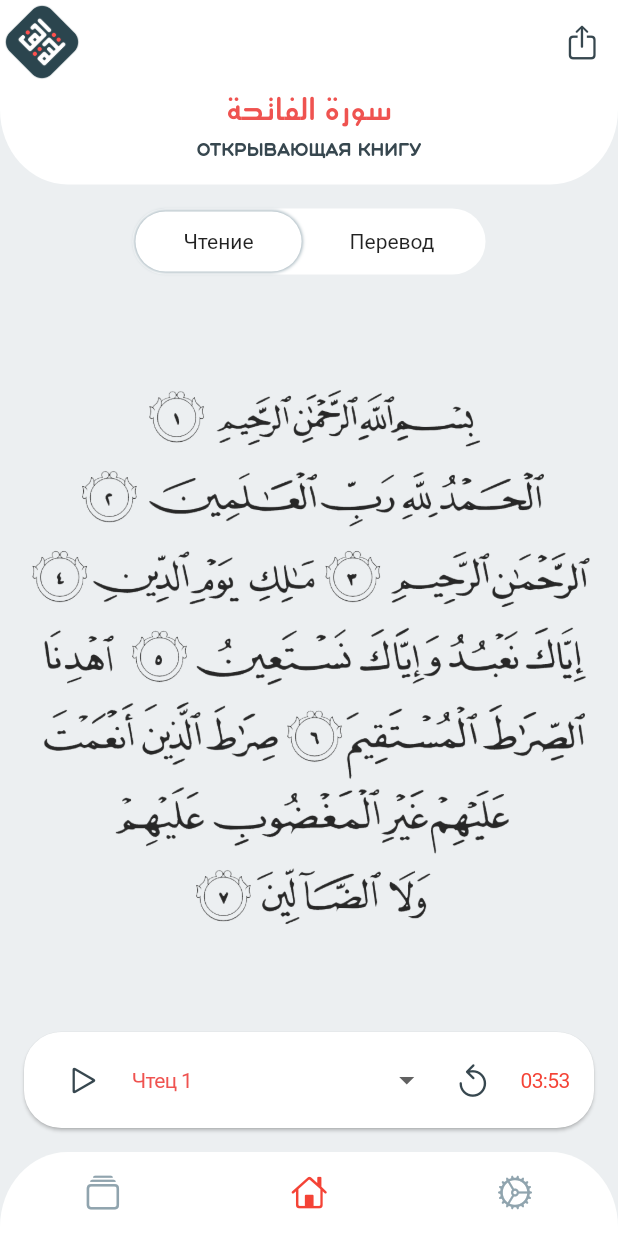
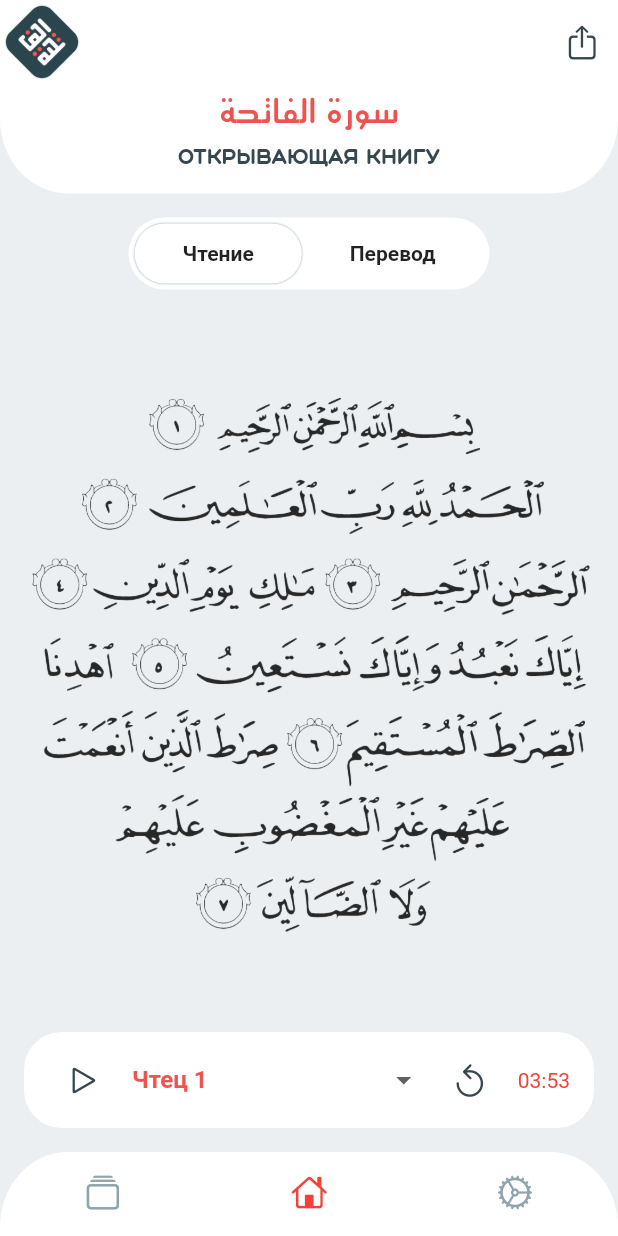
Before and after one commit to JMApps/project_fatiha, a Flutter app: the screen it shows after launch, on a phone screen of 412 x 824 dp. Run offline on Flutter 3.47's test engine with Material 2 defaults, Android fonts, the phone set to English and light mode, and no system bars; drawn by our look-alikes of custom_sliding_segmented_control; Roboto replaces fonts that are missing (Ruberoid).

Commit message:
Fixes fatiha page

```diff
--- a/lib/presentation/appbars/fatiha_app_bar.dart
+++ b/lib/presentation/appbars/fatiha_app_bar.dart
@@ -22,7 +22,7 @@ class FatihaAppBar extends StatelessWidget {
           AppBar(
             elevation: 0,
             backgroundColor: Colors.white,
-            leading: CircleAvatar(
+            leading: const CircleAvatar(
               backgroundColor: Colors.transparent,
               backgroundImage: AssetImage('assets/pictures/app_icon.png'),
             ),
@@ -46,7 +46,7 @@ class FatihaAppBar extends StatelessWidget {
                 'سورة الفاتحة',
                 style: TextStyle(
                   fontFamily: 'Mothanna',
-                  fontSize: 23,
+                  fontSize: 25,
                   color: Colors.red.shade400,
                 ),
                 textAlign: TextAlign.center,
@@ -55,7 +55,7 @@ class FatihaAppBar extends StatelessWidget {
                 'Открывающая Книгу',
                 style: TextStyle(
                   fontFamily: 'Aqum',
-                  fontSize: 12,
+                  fontSize: 14,
                   color: Colors.blueGrey.shade800,
                 ),
                 textAlign: TextAlign.center,
--- a/lib/presentation/pages/fatiha_page.dart
+++ b/lib/presentation/pages/fatiha_page.dart
@@ -34,11 +34,24 @@ class FatihaPage extends StatelessWidget {
             Padding(
               padding: const EdgeInsets.all(16),
               child: CustomSlidingSegmentedControl(
+                innerPadding: const EdgeInsets.all(4),
                 padding: 32,
-                initialValue: context.read<HomeSlidingSegmentState>().getInitialSlidingIndex,
+                initialValue: context
+                    .read<HomeSlidingSegmentState>()
+                    .getInitialSlidingIndex,
                 children: const {
-                  1: Text('Чтение'),
-                  2: Text('Перевод'),
+                  1: Text(
+                    'Чтение',
+                    style: TextStyle(
+                      fontWeight: FontWeight.bold,
+                    ),
+                  ),
+                  2: Text(
+                    'Перевод',
+                    style: TextStyle(
+                      fontWeight: FontWeight.bold,
+                    ),
+                  ),
                 },
                 decoration: BoxDecoration(
                   color: Colors.white,
@@ -50,20 +63,25 @@ class FatihaPage extends StatelessWidget {
                   boxShadow: [
                     BoxShadow(
                       color: Colors.blueGrey.withOpacity(0.5),
-                      blurRadius: 1,
-                      spreadRadius: 1,
+                      blurRadius: 0.3,
+                      spreadRadius: 0.3,
                     ),
                   ],
                 ),
                 duration: const Duration(milliseconds: 300),
                 curve: Curves.easeIn,
                 onValueChanged: (int newIndex) {
-                  context.read<HomeSlidingSegmentState>().changeSlidingIndex(newIndex);
+                  context
+                      .read<HomeSlidingSegmentState>()
+                      .changeSlidingIndex(newIndex);
                 },
               ),
             ),
             Expanded(
-              child: _homePageContainer[context.watch<HomeSlidingSegmentState>().getInitialSlidingIndex - 1],
+              child: _homePageContainer[context
+                      .watch<HomeSlidingSegmentState>()
+                      .getInitialSlidingIndex -
+                  1],
             ),
           ],
         ),
--- a/lib/presentation/widgets/drop_down_reader_number.dart
+++ b/lib/presentation/widgets/drop_down_reader_number.dart
@@ -18,8 +18,9 @@ class DropDownReaderNumber extends StatelessWidget {
         color: readerNumber == positionIndex
             ? Colors.red.shade400
             : Colors.blueGrey.shade800,
-        fontSize: 14,
-        letterSpacing: -0.40,
+        fontSize: 16,
+        fontWeight:
+            readerNumber == positionIndex ? FontWeight.bold : FontWeight.normal,
       ),
     );
   }
--- a/lib/presentation/widgets/read_fatiha_container.dart
+++ b/lib/presentation/widgets/read_fatiha_container.dart
@@ -26,6 +26,7 @@ class ReadFatihaContainer extends StatelessWidget {
         SizedBox(
           width: double.infinity,
           child: Card(
+            elevation: 0,
             margin: const EdgeInsets.all(16),
             shape: RoundedRectangleBorder(
               borderRadius: BorderRadius.circular(25),
@@ -134,7 +135,9 @@ class ReadFatihaContainer extends StatelessWidget {
                         ),
                       ],
                       onChanged: (int? value) {
-                        context.read<ReadSurahState>().changeReaderIndex(value!);
+                        context
+                            .read<ReadSurahState>()
+                            .changeReaderIndex(value!);
                       },
                     ),
                   ),
@@ -151,7 +154,9 @@ class ReadFatihaContainer extends StatelessWidget {
                   const SizedBox(width: 8),
                   const Text(
                     '03:53',
-                    style: TextStyle(color: Colors.red, letterSpacing: -0.40),
+                    style: TextStyle(
+                      color: Colors.red,
+                    ),
                   ),
                 ],
               ),
```
